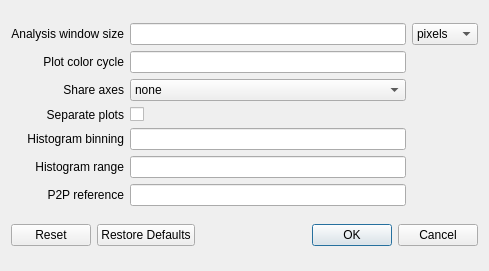
The window that sofia_redux/pipeline/gui/qad/designer/qad_plot_settings.ui (SOFIA-USRA/sofia_redux) describes before a commit, drawn with Qt 5.
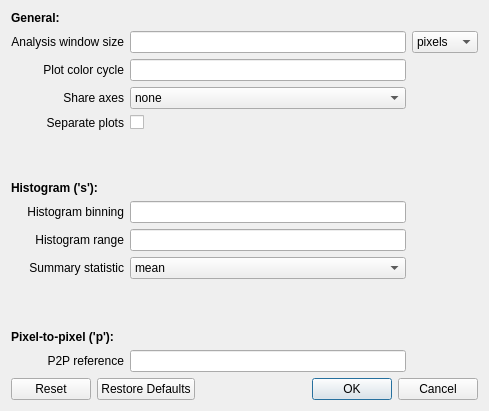
The same window after the commit.

The edit to the form file:
```diff
--- a/sofia_redux/pipeline/gui/qad/designer/qad_plot_settings.ui
+++ b/sofia_redux/pipeline/gui/qad/designer/qad_plot_settings.ui
@@ -10,7 +10,7 @@
     <x>0</x>
     <y>0</y>
     <width>489</width>
-    <height>271</height>
+    <height>411</height>
    </rect>
   </property>
   <property name="windowTitle">
@@ -22,7 +22,7 @@
   <layout class="QVBoxLayout" name="verticalLayout">
    <item>
     <layout class="QGridLayout" name="gridLayout">
-     <item row="1" column="0">
+     <item row="2" column="0">
       <widget class="QLabel" name="label_7">
        <property name="text">
         <string>Plot color cycle</string>
@@ -32,7 +32,17 @@
        </property>
       </widget>
      </item>
-     <item row="2" column="0">
+     <item row="8" column="0">
+      <widget class="QLabel" name="label_5">
+       <property name="text">
+        <string>Histogram range</string>
+       </property>
+       <property name="alignment">
+        <set>Qt::AlignRight|Qt::AlignTrailing|Qt::AlignVCenter</set>
+       </property>
+      </widget>
+     </item>
+     <item row="3" column="0">
       <widget class="QLabel" name="label">
        <property name="text">
         <string>Share axes</string>
@@ -42,7 +52,7 @@
        </property>
       </widget>
      </item>
-     <item row="2" column="1">
+     <item row="3" column="1">
       <widget class="QComboBox" name="shareAxesBox">
        <property name="toolTip">
         <string>Specify axes to share, between separate plots.</string>
@@ -69,24 +79,14 @@
        </item>
       </widget>
      </item>
-     <item row="1" column="1">
+     <item row="2" column="1">
       <widget class="QLineEdit" name="colorBox">
        <property name="toolTip">
         <string>Set to any valid matplotlib colormap name.</string>
        </property>
       </widget>
      </item>
-     <item row="5" column="0">
-      <widget class="QLabel" name="label_5">
-       <property name="text">
-        <string>Histogram range</string>
-       </property>
-       <property name="alignment">
-        <set>Qt::AlignRight|Qt::AlignTrailing|Qt::AlignVCenter</set>
-       </property>
-      </widget>
-     </item>
-     <item row="4" column="0">
+     <item row="7" column="0">
       <widget class="QLabel" name="label_4">
        <property name="text">
         <string>Histogram binning</string>
@@ -96,28 +96,28 @@
        </property>
       </widget>
      </item>
-     <item row="4" column="1">
+     <item row="7" column="1">
       <widget class="QLineEdit" name="histBinBox">
        <property name="toolTip">
         <string>Binning strategy for histograms.</string>
        </property>
       </widget>
      </item>
-     <item row="0" column="1">
+     <item row="1" column="1">
       <widget class="QLineEdit" name="windowSizeBox">
        <property name="toolTip">
         <string>Analysis window around cursor.</string>
        </property>
       </widget>
      </item>
-     <item row="6" column="1">
+     <item row="12" column="1">
       <widget class="QLineEdit" name="p2pReferenceBox">
        <property name="toolTip">
         <string>Reference frame number for pixel-to-pixel comparisons.</string>
        </property>
       </widget>
      </item>
-     <item row="6" column="0">
+     <item row="12" column="0">
       <widget class="QLabel" name="label_6">
        <property name="text">
         <string>P2P reference</string>
@@ -127,7 +127,7 @@
        </property>
       </widget>
      </item>
-     <item row="0" column="0">
+     <item row="1" column="0">
       <widget class="QLabel" name="label_2">
        <property name="text">
         <string>Analysis window size</string>
@@ -137,14 +137,14 @@
        </property>
       </widget>
      </item>
-     <item row="5" column="1">
+     <item row="8" column="1">
       <widget class="QLineEdit" name="histLimitsBox">
        <property name="toolTip">
         <string>Set range as min,max if desired.</string>
        </property>
       </widget>
      </item>
-     <item row="0" column="2">
+     <item row="1" column="2">
       <widget class="QComboBox" name="windowUnitsBox">
        <property name="toolTip">
         <string>Units for window size.</string>
@@ -161,7 +161,7 @@
        </item>
       </widget>
      </item>
-     <item row="3" column="0">
+     <item row="4" column="0">
       <widget class="QLabel" name="label_3">
        <property name="text">
         <string>Separate plots</string>
@@ -171,7 +171,7 @@
        </property>
       </widget>
      </item>
-     <item row="3" column="1">
+     <item row="4" column="1">
       <widget class="QCheckBox" name="separatePlotsBox">
        <property name="toolTip">
         <string>If not set, new plots will be added to existing axes.</string>
@@ -181,6 +181,105 @@
        </property>
       </widget>
      </item>
+     <item row="9" column="0">
+      <widget class="QLabel" name="label_8">
+       <property name="text">
+        <string>Summary statistic</string>
+       </property>
+       <property name="alignment">
+        <set>Qt::AlignRight|Qt::AlignTrailing|Qt::AlignVCenter</set>
+       </property>
+      </widget>
+     </item>
+     <item row="6" column="0">
+      <widget class="QLabel" name="label_9">
+       <property name="font">
+        <font>
+         <weight>75</weight>
+         <bold>true</bold>
+        </font>
+       </property>
+       <property name="text">
+        <string>Histogram ('s'):</string>
+       </property>
+      </widget>
+     </item>
+     <item row="0" column="0">
+      <widget class="QLabel" name="label_10">
+       <property name="font">
+        <font>
+         <weight>75</weight>
+         <bold>true</bold>
+        </font>
+       </property>
+       <property name="text">
+        <string>General:</string>
+       </property>
+      </widget>
+     </item>
+     <item row="11" column="0">
+      <widget class="QLabel" name="label_11">
+       <property name="font">
+        <font>
+         <weight>75</weight>
+         <bold>true</bold>
+        </font>
+       </property>
+       <property name="text">
+        <string>Pixel-to-pixel ('p'):</string>
+       </property>
+      </widget>
+     </item>
+     <item row="5" column="0">
+      <spacer name="verticalSpacer">
+       <property name="orientation">
+        <enum>Qt::Vertical</enum>
+       </property>
+       <property name="sizeHint" stdset="0">
+        <size>
+         <width>20</width>
+         <height>40</height>
+        </size>
+       </property>
+      </spacer>
+     </item>
+     <item row="9" column="1">
+      <widget class="QComboBox" name="summaryStatBox">
+       <item>
+        <property name="text">
+         <string>mean</string>
+        </property>
+       </item>
+       <item>
+        <property name="text">
+         <string>median</string>
+        </property>
+       </item>
+       <item>
+        <property name="text">
+         <string>clipped mean</string>
+        </property>
+       </item>
+       <item>
+        <property name="text">
+         <string>clipped median</string>
+        </property>
+       </item>
+      </widget>
+     </item>
+     <item row="10" column="0">
+      <spacer name="verticalSpacer_2">
+       <property name="orientation">
+        <enum>Qt::Vertical</enum>
+       </property>
+       <property name="sizeHint" stdset="0">
+        <size>
+         <width>20</width>
+         <height>40</height>
+        </size>
+       </property>
+      </spacer>
+     </item>
     </layout>
    </item>
    <item>
```
